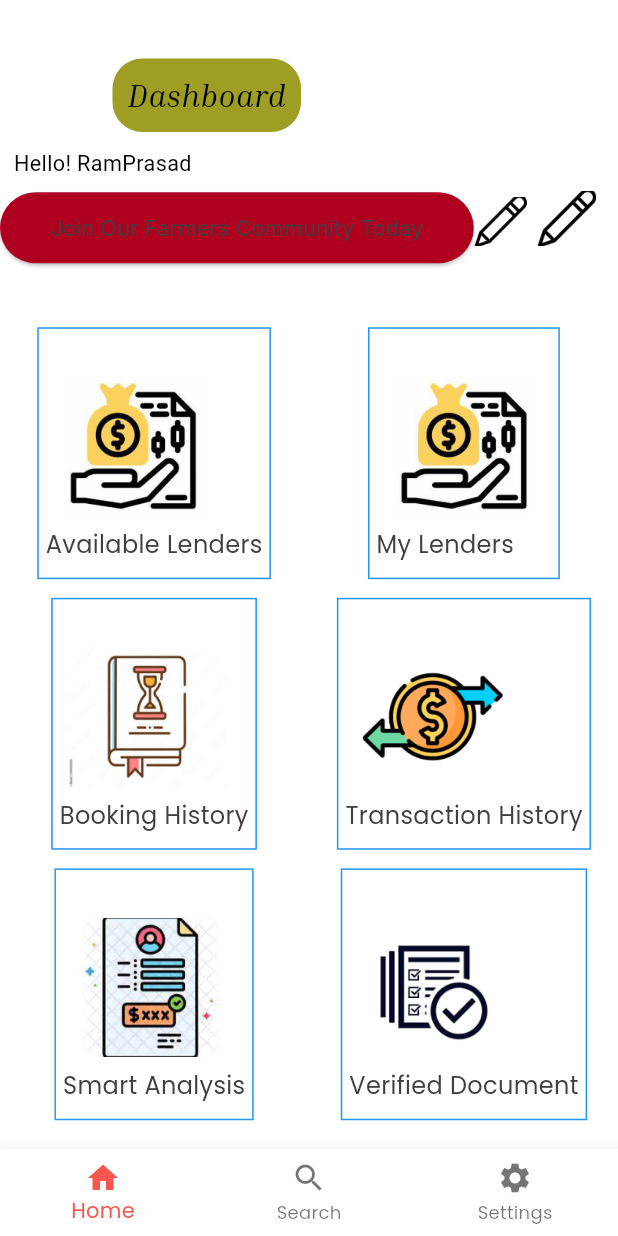
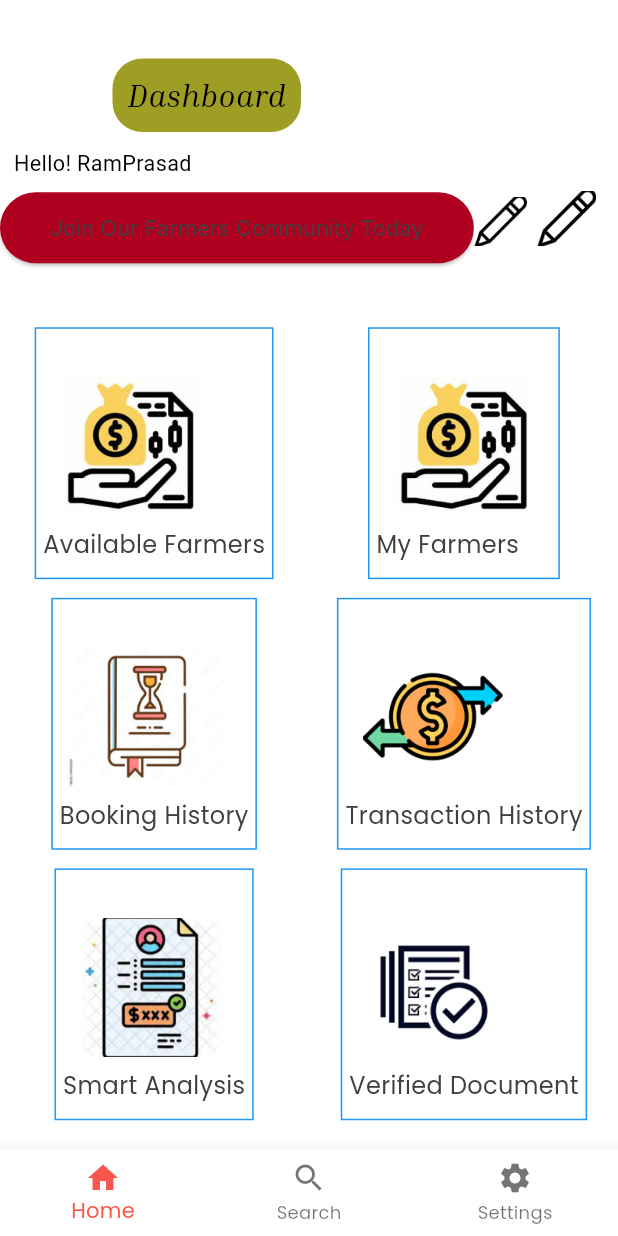
Before and after one commit to Vanshsaxena097/LenderApp, a Flutter app: the AndroidLargeFiveScreen screen opened by its route, on a phone screen of 412 x 824 dp. Run offline on Flutter 3.47's test engine with Material 3 defaults, Android fonts, the phone set to English and light mode, and no system bars; our stand-ins replace cached_network_image, cloud_firestore, connectivity_plus, firebase_auth, firebase_core, firebase_database and 1 more; accounts and stored records are empty; Roboto replaces fonts that are missing (Inter).

```diff
--- a/lib/presentation/android_large_five_screen/android_large_five_screen.dart
+++ b/lib/presentation/android_large_five_screen/android_large_five_screen.dart
@@ -173,8 +173,8 @@ class AndroidLargeFiveScreen extends StatelessWidget {
 
   Widget _buildAndroidLargeSix(BuildContext context) {
     List<String> texts = [
-      "Available Lenders",
-      "My Lenders",
+      "Available Farmers",
+      "My Farmers",
       "Booking History",
       "Transaction History",
       "Smart Analysis",
@@ -196,8 +196,8 @@ class AndroidLargeFiveScreen extends StatelessWidget {
         itemBuilder: (context, index) {
           // Example routes
           List<String> routes = [
-            '/page1',
             '/farmer_condition_screen',
+            '/my_farmers',
             '/page3',
             '/transaction',
             '/page5',
--- a/lib/routes/app_routes.dart
+++ b/lib/routes/app_routes.dart
@@ -7,6 +7,7 @@ import '../presentation/android_large_two_screen/android_large_two_screen.dart';
 import '../presentation/app_navigation_screen/app_navigation_screen.dart';
 import '../presentation/farmer_condition/farmer_condition_screen.dart';
 import '../presentation/login_screen/login_screen.dart';
+import '../presentation/my_farmers/my_farmers.dart';
 import '../presentation/transaction/transaction.dart'; // ignore_for_file: must_be_immutable
 
 // ignore_for_file: must_be_immutable
@@ -25,6 +26,7 @@ class AppRoutes {
   static const String androidLargeTenScreen = '/android_large_ten_screen';
   static const String farmerConditionScreen = '/farmer_condition_screen';
   static const String transaction = '/transaction';
+  static const String myFarmer = '/my_farmers';
 
   static const String initialRoute = '/initialRoute';
 
@@ -38,7 +40,9 @@ class AppRoutes {
     androidLargeTenScreen:(context) => AndroidLargeTenScreen(),
     farmerConditionScreen: (context) => FarmerConditionsScreen(),
     transaction: (context) => Transaction(),
+    myFarmer: (context) => TransactionFarmerScreen(),
     initialRoute: (context) => LoginScreen()
+
 
   };
 }
```
Also changed, not shown: lib/presentation/my_farmers/my_farmers.dart (added, +65 -0 lines).
